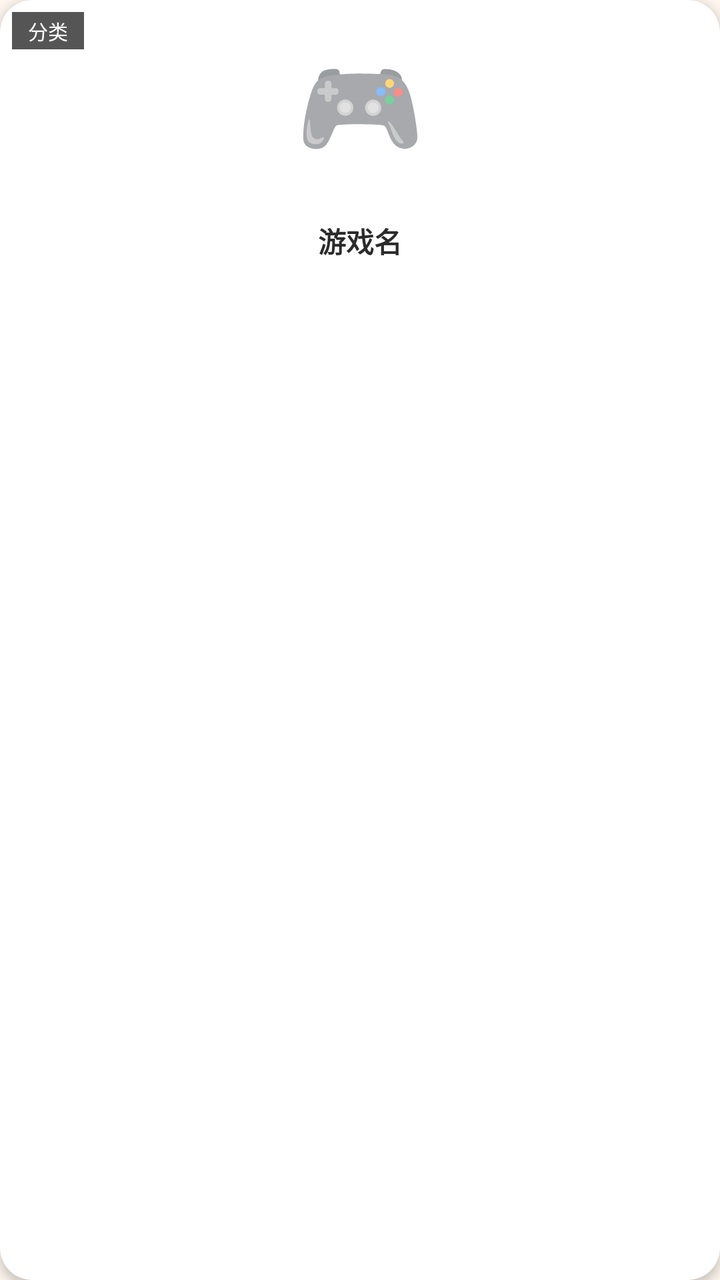
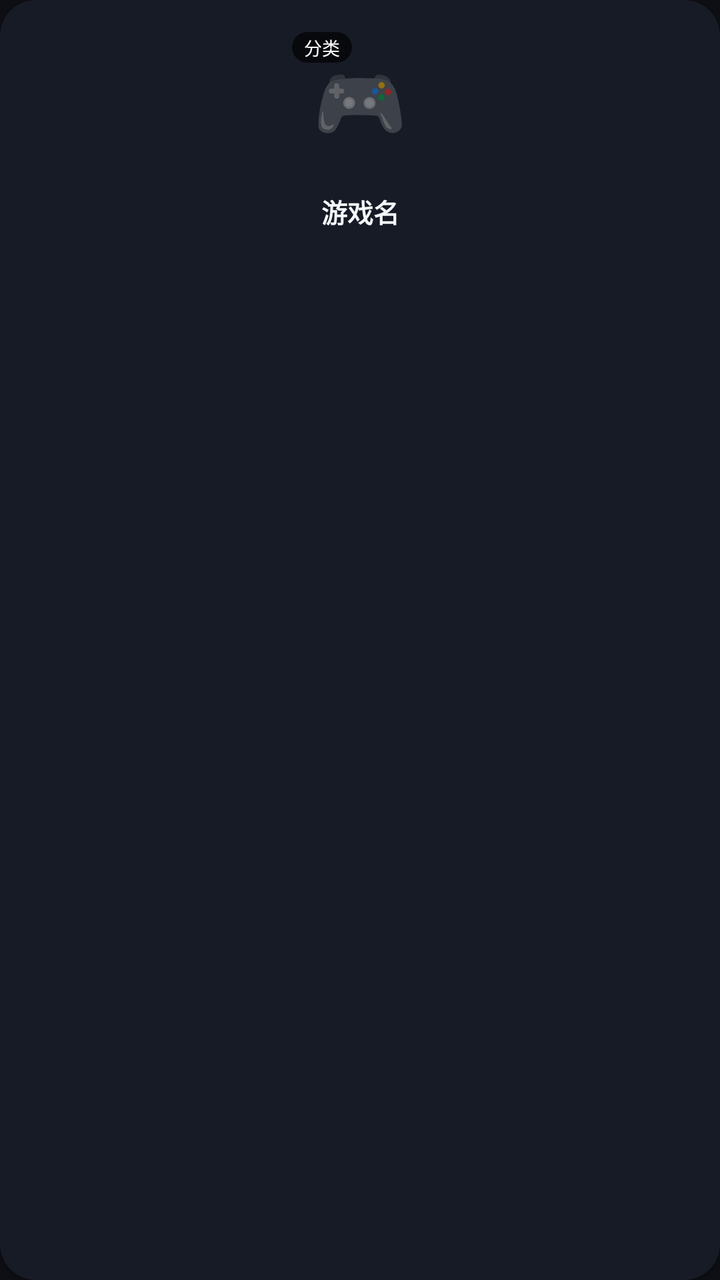

Two renders of the same Android screen: before a commit and after it. Below are the layout's source before the change and the commit's diff.
<!-- AndroidManifest.xml: application theme Theme.Game100 -->
<!-- res/layout/item_game.xml -->
<?xml version="1.0" encoding="utf-8"?>
<com.google.android.material.card.MaterialCardView xmlns:android="http://schemas.android.com/apk/res/android"
    xmlns:app="http://schemas.android.com/apk/res-auto"
    android:layout_width="match_parent"
    android:layout_height="wrap_content"
    android:layout_margin="6dp"
    app:cardCornerRadius="16dp"
    app:cardElevation="3dp">

    <LinearLayout
        android:layout_width="match_parent"
        android:layout_height="wrap_content"
        android:orientation="vertical">

        <FrameLayout
            android:layout_width="match_parent"
            android:layout_height="104dp">

            <View
                android:id="@+id/icon_bg"
                android:layout_width="match_parent"
                android:layout_height="match_parent" />

            <TextView
                android:id="@+id/icon"
                android:layout_width="wrap_content"
                android:layout_height="wrap_content"
                android:layout_gravity="center"
                android:textSize="52sp"
                android:text="🎮" />

            <TextView
                android:id="@+id/badge"
                android:layout_width="wrap_content"
                android:layout_height="wrap_content"
                android:layout_gravity="top|end"
                android:layout_margin="6dp"
                android:background="#E53935"
                android:paddingStart="8dp"
                android:paddingEnd="8dp"
                android:paddingTop="2dp"
                android:paddingBottom="2dp"
                android:text="@string/update_available"
                android:textColor="@android:color/white"
                android:textSize="10sp"
                android:visibility="gone" />

            <TextView
                android:id="@+id/dl_badge"
                android:layout_width="wrap_content"
                android:layout_height="wrap_content"
                android:layout_gravity="bottom|end"
                android:layout_margin="6dp"
                android:background="#AA000000"
                android:paddingStart="8dp"
                android:paddingEnd="8dp"
                android:paddingTop="2dp"
                android:paddingBottom="2dp"
                android:text="⬇"
                android:textColor="@android:color/white"
                android:textSize="12sp"
                android:visibility="gone" />

            <TextView
                android:id="@+id/cat_chip"
                android:layout_width="wrap_content"
                android:layout_height="wrap_content"
                android:layout_gravity="top|start"
                android:layout_margin="6dp"
                android:background="#AA000000"
                android:paddingStart="8dp"
                android:paddingEnd="8dp"
                android:paddingTop="2dp"
                android:paddingBottom="2dp"
                android:text="分类"
                android:textColor="@android:color/white"
                android:textSize="10sp" />
        </FrameLayout>

        <TextView
            android:id="@+id/name"
            android:layout_width="match_parent"
            android:layout_height="wrap_content"
            android:gravity="center"
            android:paddingTop="6dp"
            android:text="游戏名"
            android:textColor="@color/text_primary"
            android:textSize="14sp"
            android:textStyle="bold"
            android:maxLines="1" />

        <TextView
            android:id="@+id/desc"
            android:layout_width="match_parent"
            android:layout_height="wrap_content"
            android:gravity="center"
            android:paddingStart="8dp"
            android:paddingEnd="8dp"
            android:text=""
            android:textColor="@color/text_secondary"
            android:textSize="11sp"
            android:maxLines="1"
            android:ellipsize="end" />

        <TextView
            android:id="@+id/status"
            android:layout_width="match_parent"
            android:layout_height="wrap_content"
            android:gravity="center"
            android:paddingBottom="8dp"
            android:text=""
            android:textColor="@color/text_secondary"
            android:textSize="11sp"
            android:maxLines="1" />
    </LinearLayout>
</com.google.android.material.card.MaterialCardView>
<!-- resources referenced by this layout -->
<resources>
  <color name="text_primary">#2B2B2B</color>
  <color name="text_secondary">#8A8A8A</color>
  <string name="update_available">有更新</string>
  <style name="Theme.Game100" parent="Theme.MaterialComponents.DayNight.NoActionBar">
          <item name="colorPrimary">@color/brand</item>
          <item name="colorPrimaryDark">@color/brand_dark</item>
          <item name="colorAccent">@color/brand</item>
          <item name="android:windowBackground">@color/bg</item>
      </style>
  <color name="brand">#FF6F61</color>
  <color name="brand_dark">#E85A4F</color>
  <color name="bg">#FFF7EF</color>
</resources>

<!-- the commit's change to res/layout/item_game.xml (unified diff, before → after) -->
@@ -4,17 +4,20 @@
     android:layout_width="match_parent"
     android:layout_height="wrap_content"
     android:layout_margin="6dp"
-    app:cardCornerRadius="16dp"
-    app:cardElevation="3dp">
+    app:cardBackgroundColor="@color/bg_card"
+    app:cardCornerRadius="18dp"
+    app:cardElevation="2dp">
 
     <LinearLayout
         android:layout_width="match_parent"
         android:layout_height="wrap_content"
-        android:orientation="vertical">
+        android:orientation="vertical"
+        android:gravity="center_horizontal"
+        android:padding="12dp">
 
         <FrameLayout
-            android:layout_width="match_parent"
-            android:layout_height="104dp">
+            android:layout_width="76dp"
+            android:layout_height="76dp">
 
             <View
                 android:id="@+id/icon_bg"
@@ -26,23 +29,38 @@
                 android:layout_width="wrap_content"
                 android:layout_height="wrap_content"
                 android:layout_gravity="center"
-                android:textSize="52sp"
+                android:textSize="38sp"
                 android:text="🎮" />
+
+            <TextView
+                android:id="@+id/cat_chip"
+                android:layout_width="wrap_content"
+                android:layout_height="wrap_content"
+                android:layout_gravity="top|start"
+                android:layout_margin="4dp"
+                android:background="@drawable/pill_dark"
+                android:paddingStart="6dp"
+                android:paddingEnd="6dp"
+                android:paddingTop="1dp"
+                android:paddingBottom="1dp"
+                android:text="分类"
+                android:textColor="@android:color/white"
+                android:textSize="9sp" />
 
             <TextView
                 android:id="@+id/badge"
                 android:layout_width="wrap_content"
                 android:layout_height="wrap_content"
                 android:layout_gravity="top|end"
-                android:layout_margin="6dp"
-                android:background="#E53935"
-                android:paddingStart="8dp"
-                android:paddingEnd="8dp"
-                android:paddingTop="2dp"
-                android:paddingBottom="2dp"
+                android:layout_margin="4dp"
+                android:background="@drawable/pill_red"
+                android:paddingStart="6dp"
+                android:paddingEnd="6dp"
+                android:paddingTop="1dp"
+                android:paddingBottom="1dp"
                 android:text="@string/update_available"
                 android:textColor="@android:color/white"
-                android:textSize="10sp"
+                android:textSize="9sp"
                 android:visibility="gone" />
 
             <TextView
@@ -50,52 +68,37 @@
                 android:layout_width="wrap_content"
                 android:layout_height="wrap_content"
                 android:layout_gravity="bottom|end"
-                android:layout_margin="6dp"
-                android:background="#AA000000"
-                android:paddingStart="8dp"
-                android:paddingEnd="8dp"
+                android:layout_margin="4dp"
+                android:background="@drawable/pill_dark"
+                android:paddingStart="7dp"
+                android:paddingEnd="7dp"
                 android:paddingTop="2dp"
                 android:paddingBottom="2dp"
                 android:text="⬇"
                 android:textColor="@android:color/white"
-                android:textSize="12sp"
+                android:textSize="11sp"
                 android:visibility="gone" />
-
-            <TextView
-                android:id="@+id/cat_chip"
-                android:layout_width="wrap_content"
-                android:layout_height="wrap_content"
-                android:layout_gravity="top|start"
-                android:layout_margin="6dp"
-                android:background="#AA000000"
-                android:paddingStart="8dp"
-                android:paddingEnd="8dp"
-                android:paddingTop="2dp"
-                android:paddingBottom="2dp"
-                android:text="分类"
-                android:textColor="@android:color/white"
-                android:textSize="10sp" />
         </FrameLayout>
 
         <TextView
             android:id="@+id/name"
             android:layout_width="match_parent"
             android:layout_height="wrap_content"
+            android:layout_marginTop="8dp"
             android:gravity="center"
-            android:paddingTop="6dp"
             android:text="游戏名"
             android:textColor="@color/text_primary"
-            android:textSize="14sp"
+            android:textSize="13sp"
             android:textStyle="bold"
-            android:maxLines="1" />
+            android:maxLines="1"
+            android:ellipsize="end" />
 
         <TextView
             android:id="@+id/desc"
             android:layout_width="match_parent"
             android:layout_height="wrap_content"
+            android:layout_marginTop="2dp"
             android:gravity="center"
-            android:paddingStart="8dp"
-            android:paddingEnd="8dp"
             android:text=""
             android:textColor="@color/text_secondary"
             android:textSize="11sp"
@@ -106,11 +109,12 @@
             android:id="@+id/status"
             android:layout_width="match_parent"
             android:layout_height="wrap_content"
+            android:layout_marginTop="2dp"
             android:gravity="center"
-            android:paddingBottom="8dp"
             android:text=""
             android:textColor="@color/text_secondary"
-            android:textSize="11sp"
+            android:textSize="10sp"
+            android:alpha="0.8"
             android:maxLines="1" />
     </LinearLayout>
 </com.google.android.material.card.MaterialCardView>
<!-- resource entries referenced after the edit -->
@@ -1,16 +1,34 @@
 <!-- resources referenced by this layout -->
 <resources>
-  <color name="text_primary">#2B2B2B</color>
-  <color name="text_secondary">#8A8A8A</color>
+  <color name="bg_card">#171B26</color>
+  <color name="text_primary">#F5F7FA</color>
+  <color name="text_secondary">#8E97A8</color>
+  <!-- drawable pill_dark (drawable) -->
+  <?xml version="1.0" encoding="utf-8"?>
+  <shape xmlns:android="http://schemas.android.com/apk/res/android"
+      android:shape="rectangle">
+      <solid android:color="#AA000000" />
+      <corners android:radius="8dp" />
+  </shape>
+  <!-- drawable pill_red (drawable) -->
+  <?xml version="1.0" encoding="utf-8"?>
+  <shape xmlns:android="http://schemas.android.com/apk/res/android"
+      android:shape="rectangle">
+      <solid android:color="@color/badge_red" />
+      <corners android:radius="8dp" />
+  </shape>
   <string name="update_available">有更新</string>
   <style name="Theme.Game100" parent="Theme.MaterialComponents.DayNight.NoActionBar">
           <item name="colorPrimary">@color/brand</item>
-          <item name="colorPrimaryDark">@color/brand_dark</item>
+          <item name="colorPrimaryDark">@color/bg</item>
           <item name="colorAccent">@color/brand</item>
           <item name="android:windowBackground">@color/bg</item>
+          <item name="android:statusBarColor">@color/bg</item>
+          <item name="android:navigationBarColor">@color/bg</item>
+          <item name="android:windowLightStatusBar">false</item>
       </style>
+  <color name="badge_red">#E53935</color>
   <color name="brand">#FF6F61</color>
-  <color name="brand_dark">#E85A4F</color>
-  <color name="bg">#FFF7EF</color>
+  <color name="bg">#0E1015</color>
 </resources>
 
